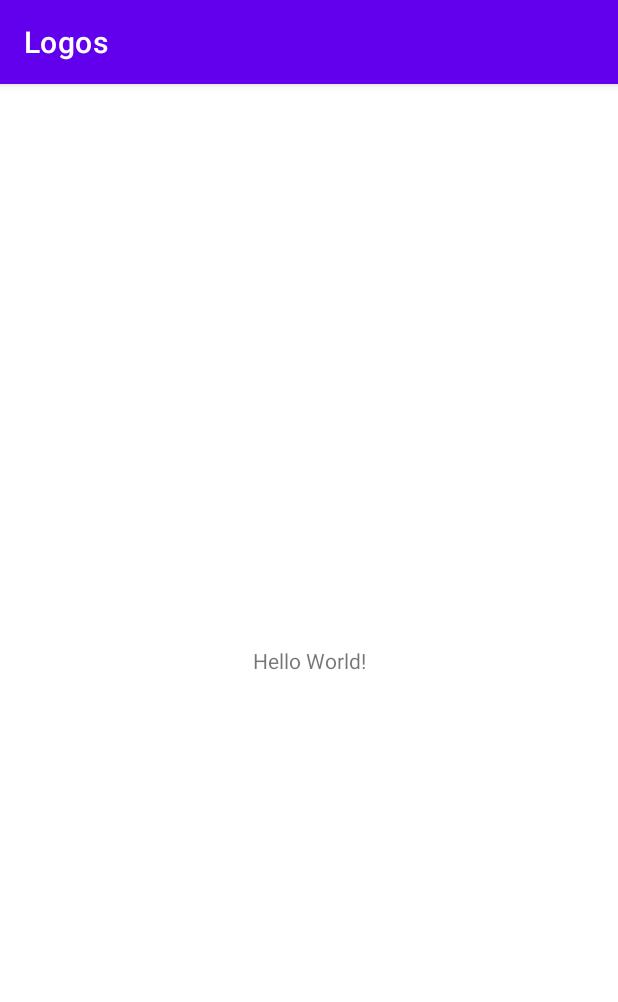
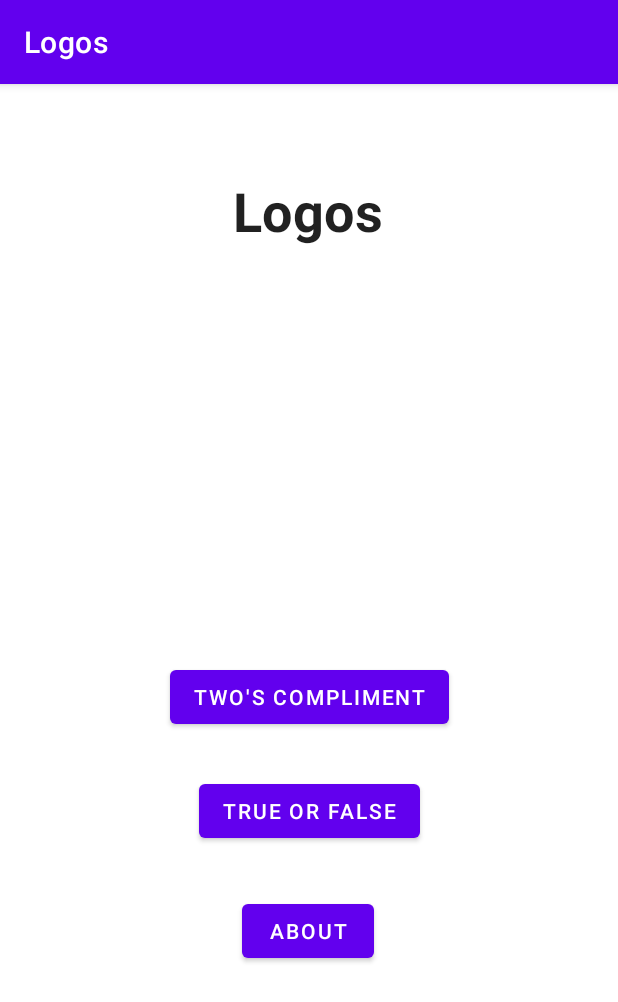
Before and after one commit to JoeBomm/Logos, an Android app: the screen it shows after launch (MainActivity), on a phone screen of 412 x 824 dp. Shown: the top 1002 px of the screen. Run offline under Robolectric (Android 15) with nearby library versions, the phone set to English and light mode, and no system bars.

Commit message:
Create main activity buttons

```diff
--- a/app/src/main/AndroidManifest.xml
+++ b/app/src/main/AndroidManifest.xml
@@ -9,6 +9,7 @@
         android:roundIcon="@mipmap/ic_launcher_round"
         android:supportsRtl="true"
         android:theme="@style/Theme.Logos">
+        <activity android:name=".TwosComplimentActivity"></activity>
         <activity android:name=".MainActivity">
             <intent-filter>
                 <action android:name="android.intent.action.MAIN" />
--- a/app/src/main/java/com/joebomm/logos/MainActivity.kt
+++ b/app/src/main/java/com/joebomm/logos/MainActivity.kt
@@ -2,10 +2,20 @@ package com.joebomm.logos
 
 import androidx.appcompat.app.AppCompatActivity
 import android.os.Bundle
+import android.view.View
 
 class MainActivity : AppCompatActivity() {
     override fun onCreate(savedInstanceState: Bundle?) {
         super.onCreate(savedInstanceState)
         setContentView(R.layout.activity_main)
     }
+
+    /** Called when the user taps the Two's Compliment button */
+    fun openTwosCompliment(view: View) {}
+
+    /** Called when the user taps the True or False button */
+    fun openTrueOrFalse(view: View) {}
+
+    /** Called when the user taps the About button */
+    fun openAbout(view: View) {}
 }
--- /dev/null
+++ b/app/src/main/java/com/joebomm/logos/TwosComplimentActivity.kt
@@ -0,0 +1,11 @@
+package com.joebomm.logos
+
+import androidx.appcompat.app.AppCompatActivity
+import android.os.Bundle
+
+class TwosComplimentActivity : AppCompatActivity() {
+    override fun onCreate(savedInstanceState: Bundle?) {
+        super.onCreate(savedInstanceState)
+        setContentView(R.layout.activity_twos_compliment)
+    }
+}
--- a/app/src/main/res/layout/activity_main.xml
+++ b/app/src/main/res/layout/activity_main.xml
@@ -7,12 +7,49 @@
     tools:context=".MainActivity">
 
     <TextView
+        android:id="@+id/textView"
         android:layout_width="wrap_content"
         android:layout_height="wrap_content"
-        android:text="Hello World!"
-        app:layout_constraintBottom_toBottomOf="parent"
-        app:layout_constraintLeft_toLeftOf="parent"
-        app:layout_constraintRight_toRightOf="parent"
+        android:layout_marginTop="60dp"
+        android:text="Logos"
+        android:textAppearance="@style/TextAppearance.AppCompat.Large"
+        android:textSize="36sp"
+        android:textStyle="bold"
+        app:layout_constraintEnd_toEndOf="parent"
+        app:layout_constraintHorizontal_bias="0.498"
+        app:layout_constraintStart_toStartOf="parent"
         app:layout_constraintTop_toTopOf="parent" />
 
+    <Button
+        android:id="@+id/button"
+        android:layout_width="wrap_content"
+        android:layout_height="0dp"
+        android:layout_marginTop="276dp"
+        android:text="@string/button_twos_compliment"
+        app:layout_constraintEnd_toEndOf="parent"
+        app:layout_constraintStart_toStartOf="parent"
+        app:layout_constraintTop_toBottomOf="@+id/textView" />
+
+    <Button
+        android:id="@+id/button2"
+        android:layout_width="wrap_content"
+        android:layout_height="0dp"
+        android:layout_marginTop="28dp"
+        android:text="@string/button_true_or_false"
+        app:layout_constraintEnd_toEndOf="parent"
+        app:layout_constraintStart_toStartOf="parent"
+        app:layout_constraintTop_toBottomOf="@+id/button" />
+
+    <Button
+        android:id="@+id/button3"
+        android:layout_width="wrap_content"
+        android:layout_height="wrap_content"
+        android:layout_marginTop="16dp"
+        android:text="@string/button_about"
+        app:layout_constraintBottom_toBottomOf="parent"
+        app:layout_constraintEnd_toEndOf="parent"
+        app:layout_constraintHorizontal_bias="0.498"
+        app:layout_constraintStart_toStartOf="parent"
+        app:layout_constraintTop_toBottomOf="@+id/button2"
+        app:layout_constraintVertical_bias="0.082" />
 </androidx.constraintlayout.widget.ConstraintLayout>
--- /dev/null
+++ b/app/src/main/res/layout/activity_twos_compliment.xml
@@ -0,0 +1,9 @@
+<?xml version="1.0" encoding="utf-8"?>
+<androidx.constraintlayout.widget.ConstraintLayout xmlns:android="http://schemas.android.com/apk/res/android"
+    xmlns:app="http://schemas.android.com/apk/res-auto"
+    xmlns:tools="http://schemas.android.com/tools"
+    android:layout_width="match_parent"
+    android:layout_height="match_parent"
+    tools:context=".TwosComplimentActivity">
+
+</androidx.constraintlayout.widget.ConstraintLayout>
--- a/app/src/main/res/values/strings.xml
+++ b/app/src/main/res/values/strings.xml
@@ -1,3 +1,6 @@
 <resources>
     <string name="app_name">Logos</string>
+    <string name="button_twos_compliment">Two\'s Compliment</string>
+    <string name="button_true_or_false">True or False</string>
+    <string name="button_about">About</string>
 </resources>
```
